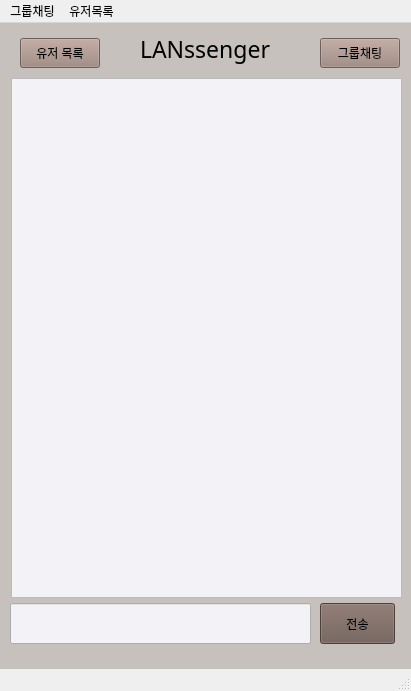
The window that src/client/gui/mainwindow.ui (TaehyunJeon0203/lanssenger) describes before a commit, drawn with Qt 5.
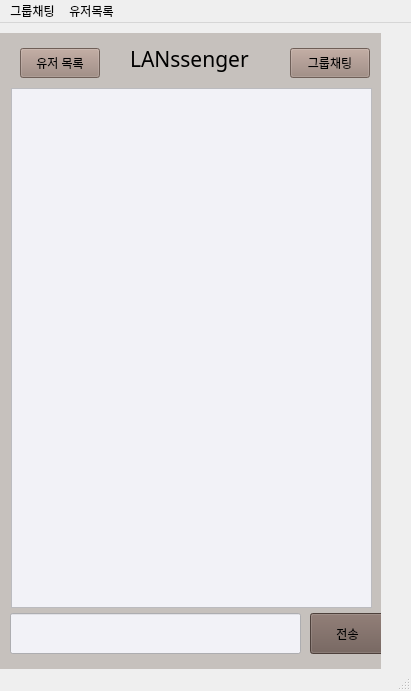
The same window after the commit.

Commit message: Design: 전체 크기 조절

What changed in the file:
```diff
--- a/src/client/gui/mainwindow.ui
+++ b/src/client/gui/mainwindow.ui
@@ -18,9 +18,9 @@
     <property name="geometry">
      <rect>
       <x>0</x>
-      <y>0</y>
-      <width>411</width>
-      <height>731</height>
+      <y>10</y>
+      <width>381</width>
+      <height>721</height>
      </rect>
     </property>
     <property name="styleSheet">
@@ -35,7 +35,7 @@
        <rect>
         <x>11</x>
         <y>55</y>
-        <width>391</width>
+        <width>361</width>
         <height>520</height>
        </rect>
       </property>
@@ -48,7 +48,7 @@
      <widget class="QPushButton" name="sendButton">
       <property name="geometry">
        <rect>
-        <x>320</x>
+        <x>310</x>
         <y>580</y>
         <width>75</width>
         <height>41</height>
@@ -64,7 +64,7 @@
      <widget class="QPushButton" name="groupChatButton">
       <property name="geometry">
        <rect>
-        <x>320</x>
+        <x>290</x>
         <y>15</y>
         <width>80</width>
         <height>30</height>
@@ -82,7 +82,7 @@
        <rect>
         <x>10</x>
         <y>580</y>
-        <width>301</width>
+        <width>291</width>
         <height>41</height>
        </rect>
       </property>
@@ -95,7 +95,7 @@
      <widget class="QLabel" name="currentRoomLabel_2">
       <property name="geometry">
        <rect>
-        <x>140</x>
+        <x>130</x>
         <y>10</y>
         <width>150</width>
         <height>31</height>
@@ -104,7 +104,7 @@
       <property name="font">
        <font>
         <family>궁서</family>
-        <pointsize>17</pointsize>
+        <pointsize>16</pointsize>
        </font>
       </property>
       <property name="text">
```
The commit also changes 1 other file.
